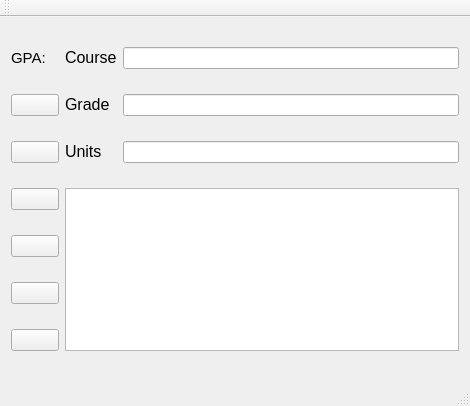
The window that mainwindow.ui (BrianLan55/gpaCalculator) describes before a commit, drawn with Qt 5.
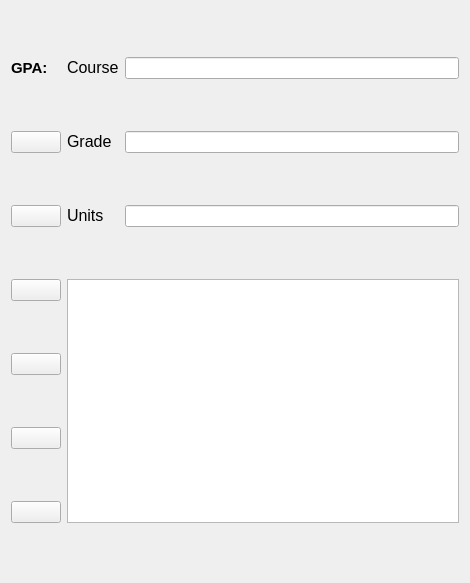
The same window after the commit. Icons and pictures are not drawn.

Diff of the .ui file:
```diff
--- a/mainwindow.ui
+++ b/mainwindow.ui
@@ -7,7 +7,7 @@
     <x>0</x>
     <y>0</y>
     <width>470</width>
-    <height>406</height>
+    <height>583</height>
    </rect>
   </property>
   <property name="windowTitle">
@@ -85,7 +85,7 @@
     <item row="0" column="0">
      <widget class="QLabel" name="label">
       <property name="text">
-       <string>&lt;html&gt;&lt;head/&gt;&lt;body&gt;&lt;p&gt;&lt;span style=&quot; font-size:11pt;&quot;&gt;GPA:&lt;/span&gt;&lt;/p&gt;&lt;/body&gt;&lt;/html&gt;</string>
+       <string>&lt;html&gt;&lt;head/&gt;&lt;body&gt;&lt;p&gt;&lt;span style=&quot; font-size:11pt; font-weight:600;&quot;&gt;GPA:&lt;/span&gt;&lt;/p&gt;&lt;/body&gt;&lt;/html&gt;</string>
       </property>
      </widget>
     </item>
@@ -230,25 +230,6 @@
     </item>
    </layout>
   </widget>
-  <widget class="QMenuBar" name="menuBar">
-   <property name="geometry">
-    <rect>
-     <x>0</x>
-     <y>0</y>
-     <width>470</width>
-     <height>21</height>
-    </rect>
-   </property>
-  </widget>
-  <widget class="QToolBar" name="mainToolBar">
-   <attribute name="toolBarArea">
-    <enum>TopToolBarArea</enum>
-   </attribute>
-   <attribute name="toolBarBreak">
-    <bool>false</bool>
-   </attribute>
-  </widget>
-  <widget class="QStatusBar" name="statusBar"/>
  </widget>
  <layoutdefault spacing="6" margin="11"/>
  <resources/>
```
